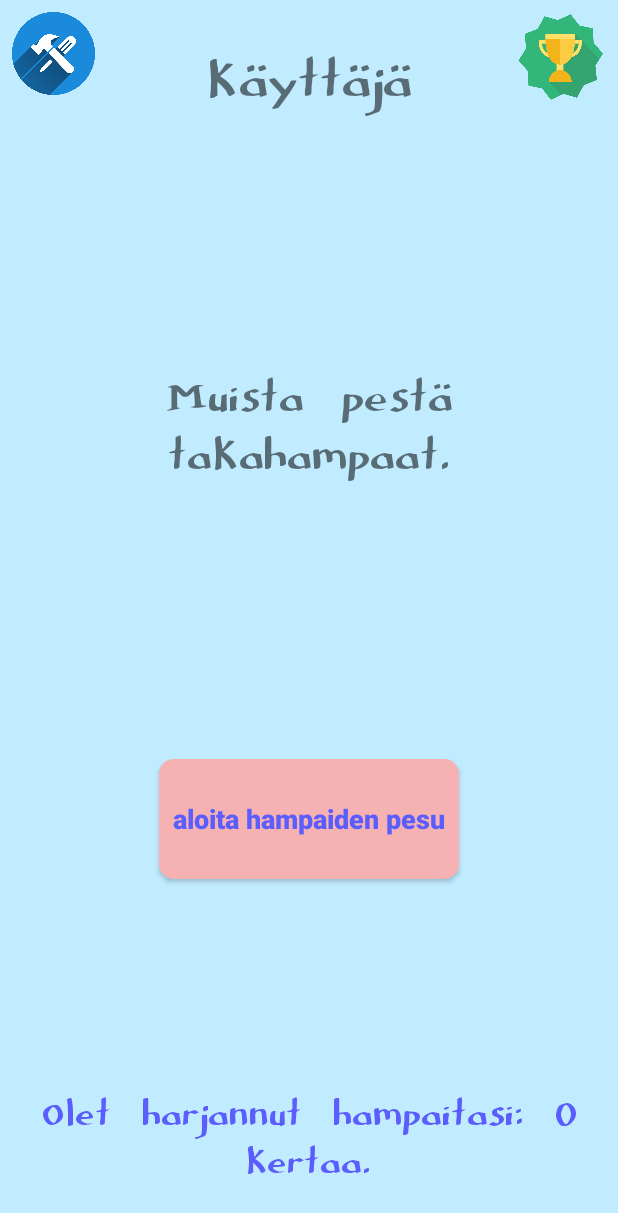
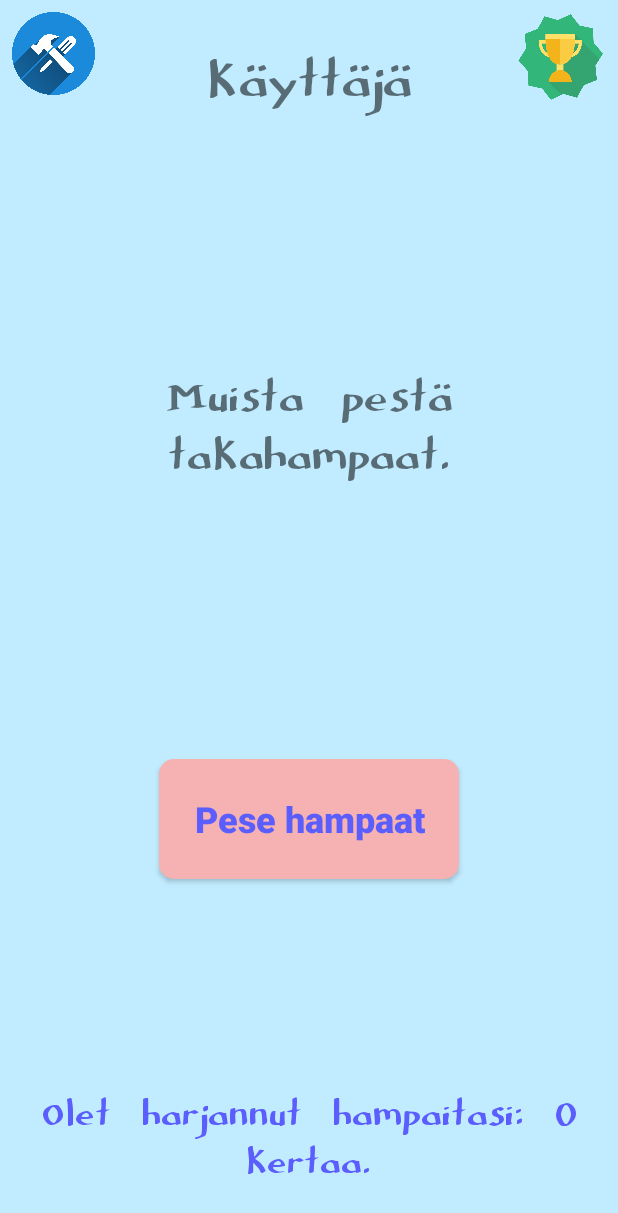
Before and after one commit to christoffertoppe/AndroidProject, an Android app: the UserProfile screen opened directly, with no data from a screen before it, on a phone screen of 412 x 824 dp. Shown: the top 1213 px of the screen. Run offline under Robolectric (Android 15) with nearby library versions, the phone set to English and light mode, and no system bars; Roboto replaces fonts that are not available here; 4 statements that could not run were skipped.

```diff
--- a/app/src/main/res/layout/userprofile_layout.xml
+++ b/app/src/main/res/layout/userprofile_layout.xml
@@ -17,7 +17,7 @@
         android:text="@string/aloitapesu"
         android:textAllCaps="false"
         android:textColor="@color/colorDarkBlue"
-        android:textSize="18sp"
+        android:textSize="24sp"
         android:textStyle="bold"
         app:layout_constraintBottom_toBottomOf="parent"
         app:layout_constraintEnd_toEndOf="parent"
--- a/app/src/main/res/values/strings.xml
+++ b/app/src/main/res/values/strings.xml
@@ -10,7 +10,7 @@
     <string name="delete_profile">Poista käyttäjä</string>
     <string name="delete_profile_text">Kirjoita poistettavan käyttäjän nimi</string>
     <string name="delete_button_text">Poista</string>
-    <string name="aloitapesu">aloita hampaiden pesu</string>
+    <string name="aloitapesu">Pese hampaat</string>
     <string name="user">käyttäjä</string>
     <string name="tipView">tip</string>
     <string name="pesukerrat">Olet pessyt hampaita: 0 kertaa</string>
```
